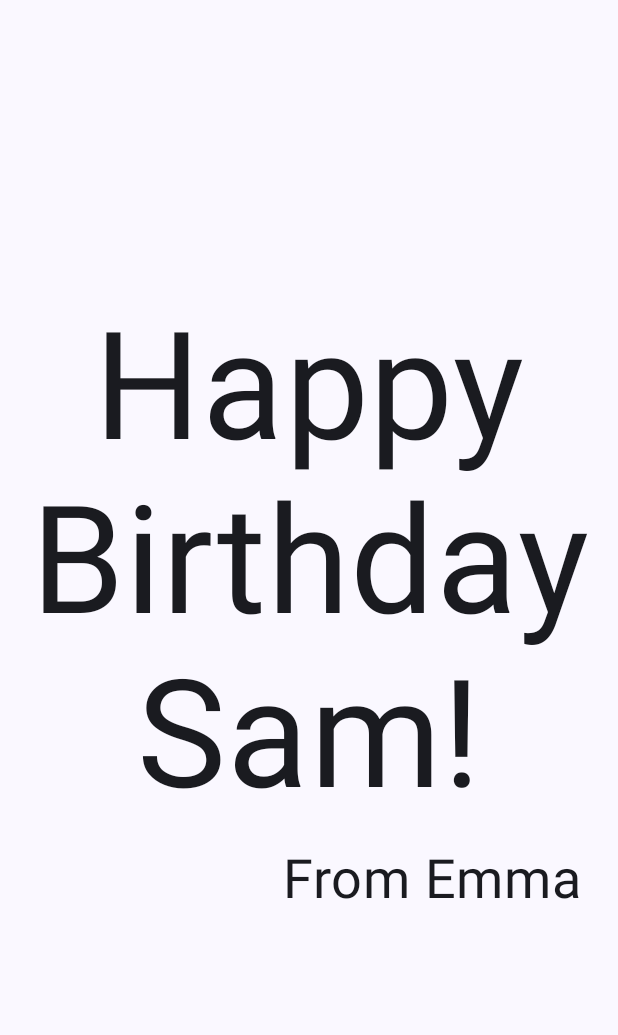
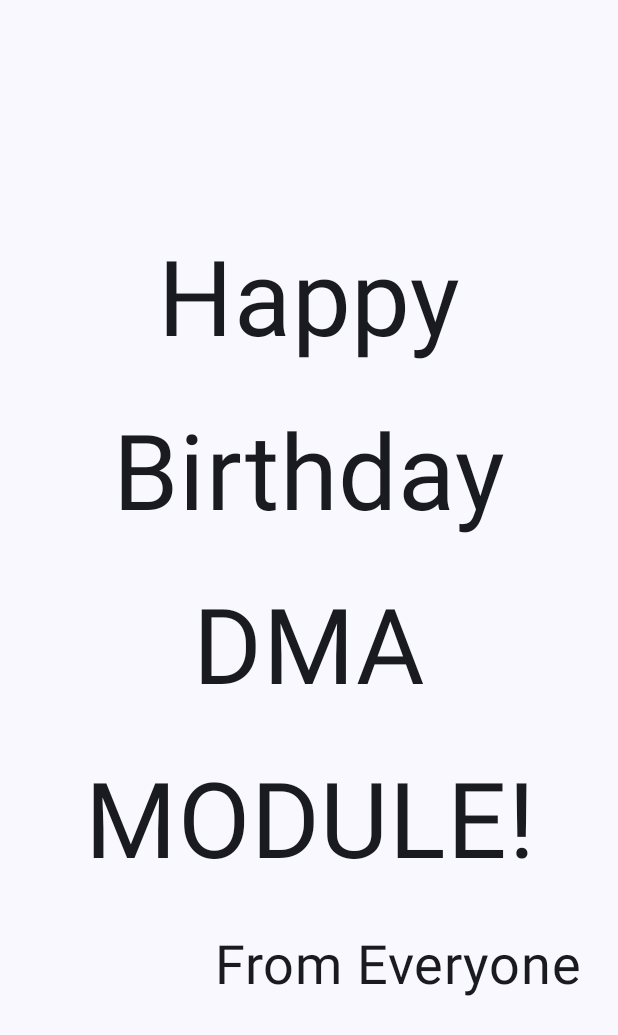
Before and after one commit to MahimaGA/Andriod-Studio-Projects, an Android app built with Jetpack Compose: the screen it shows after launch (MainActivity), on a phone screen of 412 x 824 dp. Shown: the top 1035 px of the screen. Run offline under Robolectric (Android 15) with nearby library versions, the phone set to English and light mode, and no system bars.

Commit message:
Update display text

```diff
--- a/HappyBirthday/app/src/main/java/com/example/happybirthday/MainActivity.kt
+++ b/HappyBirthday/app/src/main/java/com/example/happybirthday/MainActivity.kt
@@ -30,8 +30,8 @@ class MainActivity : ComponentActivity() {
                     color = MaterialTheme.colorScheme.background
                 ) {
                     GreetingText(
-                        message = "Happy Birthday Sam!",
-                        from = "From Emma",
+                        message = "Happy Birthday DMA MODULE!",
+                        from = "From Everyone",
                         modifier = Modifier.padding(8.dp)
                     )
                 }
@@ -48,7 +48,7 @@ fun GreetingText(message: String, from: String, modifier: Modifier = Modifier) {
     ) {
         Text(
             text = message,
-            fontSize = 100.sp,
+            fontSize = 70.sp,
             lineHeight = 116.sp,
             textAlign = TextAlign.Center
         )
@@ -66,6 +66,6 @@ fun GreetingText(message: String, from: String, modifier: Modifier = Modifier) {
 @Composable
 fun BirthdayCardPreview() {
     HappyBirthdayTheme {
-        GreetingText(message = "Happy Birthday Sam!", from = "From Emma")
+        GreetingText(message = "Happy Birthday DMA MODULE!", from = "From Everyone")
     }
 }
```
